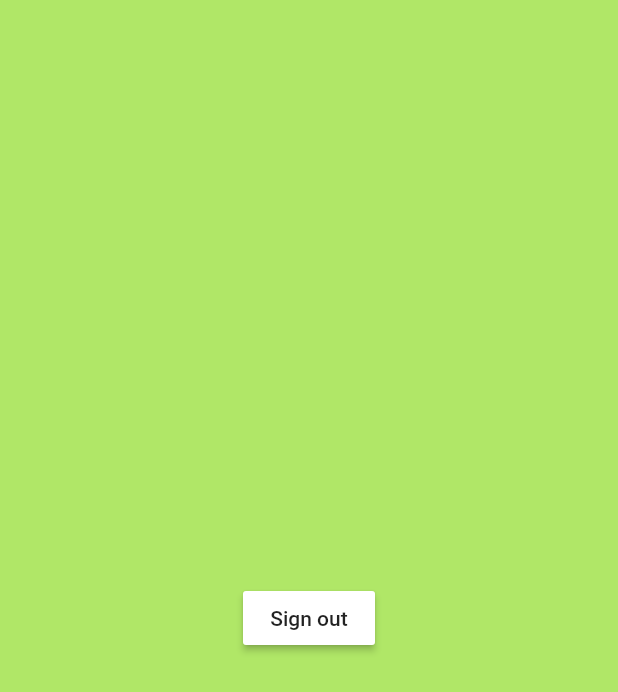
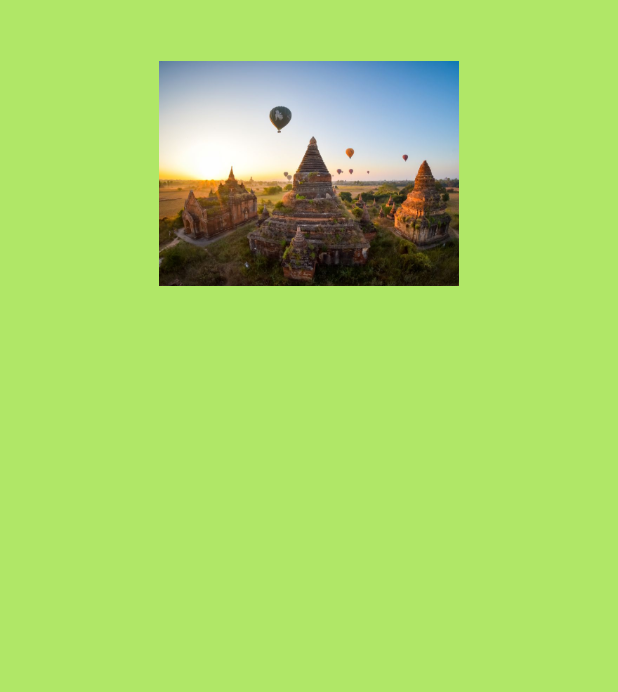
Before and after one commit to ThaeThinzar/flutter_app_study, a Flutter app: the DashboardPage screen opened directly, on a phone screen of 412 x 824 dp. Shown: the top 692 px of the screen. Run offline on Flutter 3.47's test engine with Material 2 defaults, Android fonts, the phone set to English and light mode, and no system bars; drawn by our look-alikes of carousel_slider; our stand-ins replace cloud_firestore, country_code_picker, firebase_auth, firebase_storage, flutter_local_notifications, flutter_markdown and 6 more; missing offline and left inert: github, mock_data, multi_image_picker; accounts and stored records are empty; Roboto replaces fonts that are missing (Rubik).

Commit message:
[ImageSlider_Kai] simple image slider

```diff
--- a/lib/phone_authen/authservice.dart
+++ b/lib/phone_authen/authservice.dart
@@ -13,7 +13,7 @@ class AuthService {
           if (snapshot.hasData) {
             return DashboardPage();
           } else {
-            return LoginPage();
+            return DashboardPage();
           }
         });
   }
--- a/lib/phone_authen/dashboard.dart
+++ b/lib/phone_authen/dashboard.dart
@@ -1,3 +1,4 @@
+import 'package:carousel_slider/carousel_slider.dart';
 import 'package:flutter/material.dart';
 import 'package:flutterapp/phone_authen/authservice.dart';
 
@@ -7,17 +8,33 @@ class DashboardPage extends StatefulWidget {
 }
 
 class _DashboardPageState extends State<DashboardPage> {
+  List<AssetImage> imgList = [
+    new AssetImage('assets/images/bagan.jpg'),
+    new AssetImage('assets/images/baganover.jpg'),
+    new AssetImage('assets/images/bridge.jpg'),] ;
   @override
   Widget build(BuildContext context) {
+
     return Scaffold(
-        body: Center(
-            child: RaisedButton(
+        body: Container(
+          child: CarouselSlider(
+            options: CarouselOptions(),
+            items: imgList.map((item)=>Container(
+              child: Center(
+                  child: Image(
+                  image: item, width: 200,height: 150,fit: BoxFit.cover,),),
+            )).toList(),
+          ),
+        )
+      /*Center(
+            child: Colum
+          *//* RaisedButton(
               child: Text('Sign out'),
               onPressed: () {
-                AuthService().signOut();
+              //  AuthService().signOut();
               },
-            )
-        )
+            )*//*
+        )*/
     );
   }
 }
--- a/pubspec.yaml
+++ b/pubspec.yaml
@@ -51,6 +51,8 @@ dependencies:
   multi_image_picker: ^4.6.7
   mock_data: ^1.2.6
   country_code_picker: ^1.4.0
+  carousel_slider: ^2.2.1
+
 
 
 dev_dependencies:
@@ -70,6 +72,9 @@ flutter:
   assets:
     - assets/images/welcome.png
     - assets/images/mobile_verfi.png
+    - assets/images/bagan.jpg
+    - assets/images/baganover.jpg
+    - assets/images/bridge.jpg
     # TODO: Add slanted menu asset (104)
     - packages/shrine_images/0-0.jpg
     - packages/shrine_images/1-0.jpg
```
Also changed, not shown: assets/images/bagan.jpg (added), assets/images/baganover.jpg (added), assets/images/bridge.jpg (added), pubspec.lock.
